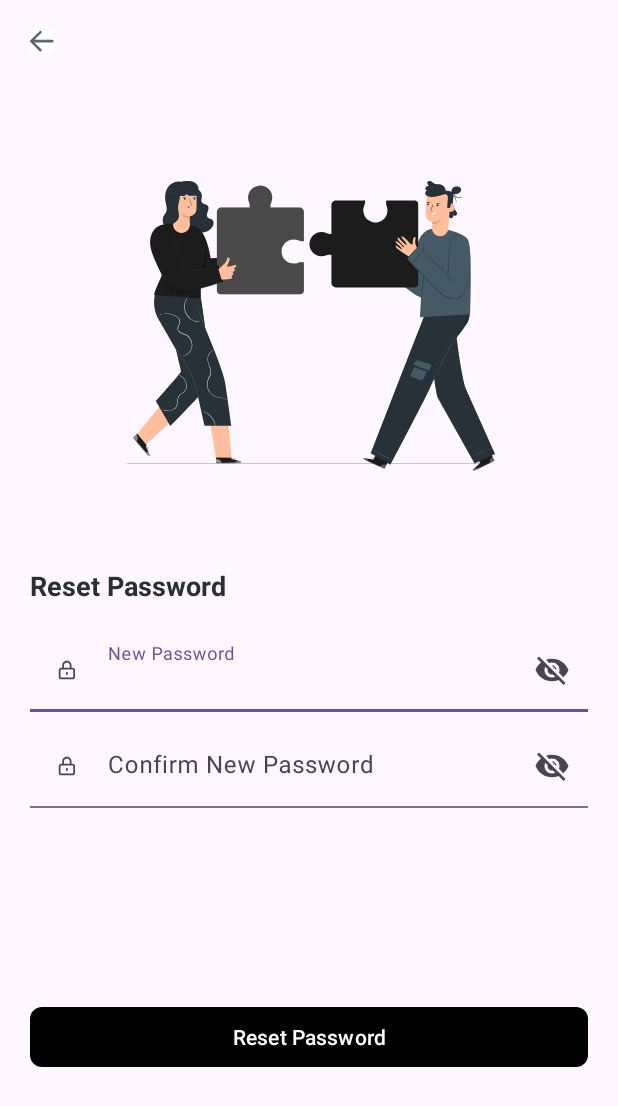
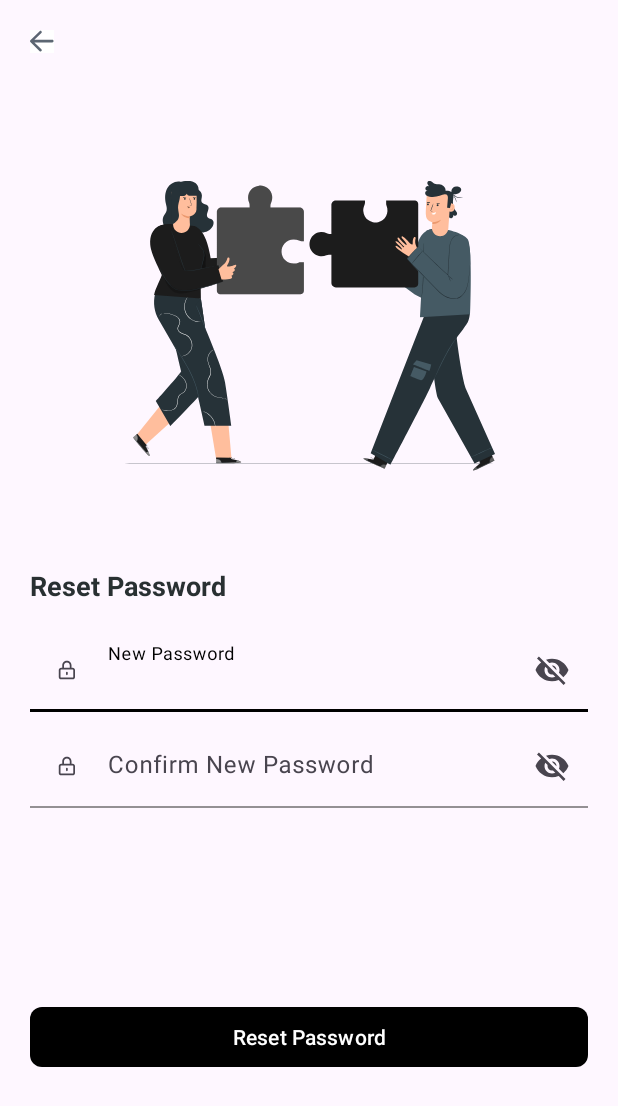
Before and after one commit to wahidabd/SynrgyNguli, an Android app: the layout activity_reset_password.xml on its own in the app's theme, with its tools: preview values and no code run, on a phone screen of 412 x 824 dp. Shown: the top 1106 px of the screen. Run offline under Robolectric (Android 15) with nearby library versions, the phone set to English and light mode, and no system bars.

Commit message:
Menambahkan boxStrokeColor dan hintTextColor

```diff
--- a/app/src/main/res/layout/activity_reset_password.xml
+++ b/app/src/main/res/layout/activity_reset_password.xml
@@ -52,6 +52,8 @@
         app:startIconDrawable="@drawable/ic_lock"
         app:endIconMode="password_toggle"
         style="?attr/textInputFilledStyle"
+        app:boxStrokeColor="@color/black"
+        app:hintTextColor="@color/black"
         app:layout_constraintTop_toBottomOf="@+id/text_reset_password"
         app:layout_constraintStart_toStartOf="parent"
         app:layout_constraintEnd_toEndOf="parent"
@@ -71,6 +73,8 @@
         android:layout_marginTop="8dp"
         android:layout_marginHorizontal="20dp"
         android:hint="Confirm New Password"
+        app:boxStrokeColor="@color/black"
+        app:hintTextColor="@color/black"
         app:startIconDrawable="@drawable/ic_lock"
         app:endIconMode="password_toggle"
         app:layout_constraintTop_toBottomOf="@+id/edt_new_password"
@@ -98,7 +102,4 @@
         app:layout_constraintEnd_toEndOf="parent"
         app:layout_constraintBottom_toBottomOf="parent"/>
 
-
-
-
 </androidx.constraintlayout.widget.ConstraintLayout>
```
